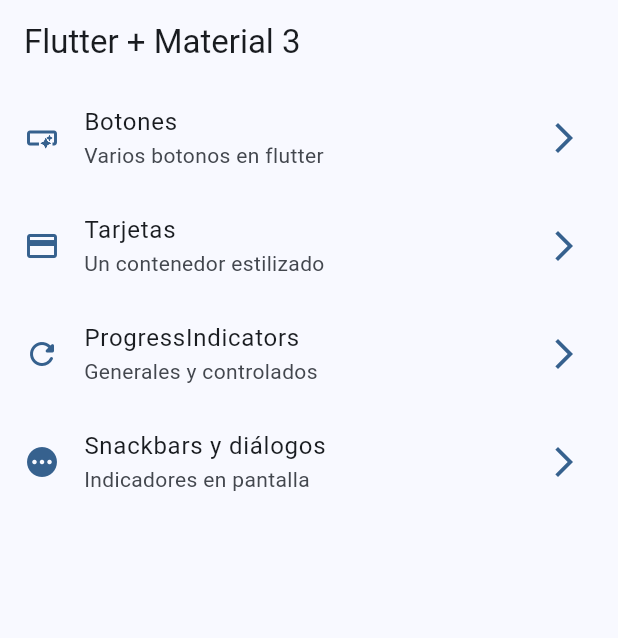
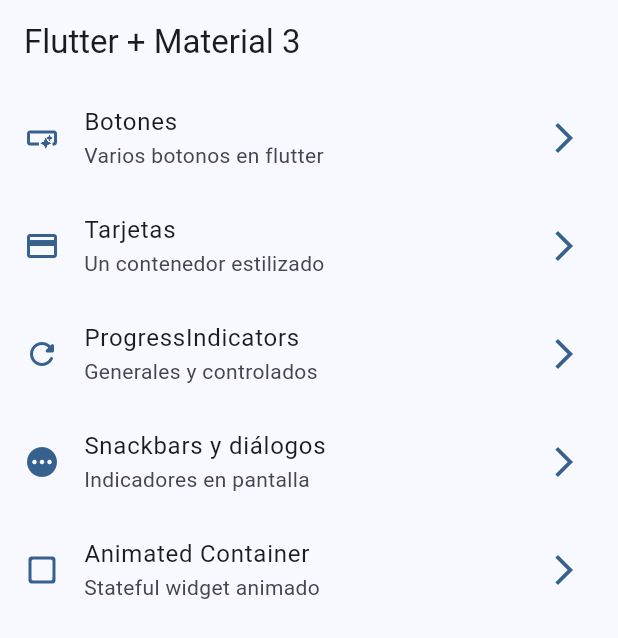
Before and after one commit to KevinBSC97/widgets-app, a Flutter app: the screen it shows after launch, on a phone screen of 412 x 824 dp. Shown: the top 638 px of the screen. Run offline on Flutter 3.47's test engine with Material 2 defaults, Android fonts, the phone set to English and light mode, and no system bars; our stand-ins replace go_router.

Commit message:
animated container finalizado

```diff
--- a/lib/config/menu/menu_items.dart
+++ b/lib/config/menu/menu_items.dart
@@ -39,4 +39,10 @@ const appMenuItems = <MenuItem>[
     link: '/snackbars',
     icon: Icons.pending_rounded
   ),
+  MenuItem(
+    title: 'Animated Container',
+    subtitle: 'Stateful widget animado',
+    link: '/animated',
+    icon: Icons.check_box_outline_blank_rounded
+  ),
 ];
--- a/lib/config/routes/app_router.dart
+++ b/lib/config/routes/app_router.dart
@@ -30,5 +30,10 @@ final appRouter = GoRouter(
       name: SnackbarScreen.name,
       builder: (context, state) => const SnackbarScreen(),
     ),
+    GoRoute(
+      path: '/animated',
+      name: AnimatedScreen.name,
+      builder: (context, state) => const AnimatedScreen(),
+    ),
   ],
 );
```
Also changed, not shown: lib/presentation/screens/animated/animated_screen.dart (+53 -2 lines).
